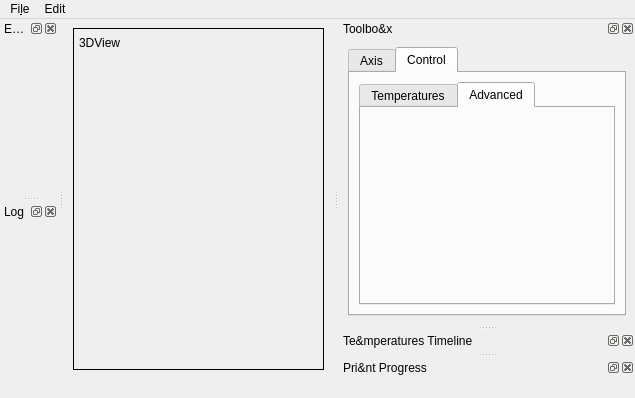
This is src/mainwindow.ui in KDE/atelier as Qt 5 draws it before an edit. The edited form follows.
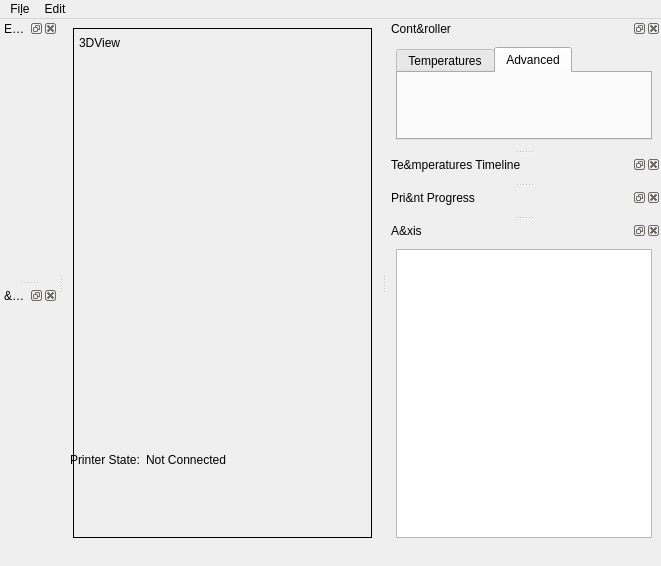
This is the edited form. The open tabs and pages were chosen to show the change. Custom widgets are drawn as their Qt base class.

Commit message:
Remove complexity on dock widget
Moved the Axis Pie and Controls(Temp/Advanced) to their
own widgets.
This give us a better management of the main window.

Add this new docks on the ui.rc file. And tabify them.

What changed in the file:
```diff
--- a/src/mainwindow.ui
+++ b/src/mainwindow.ui
@@ -6,8 +6,8 @@
    <rect>
     <x>0</x>
     <y>0</y>
-    <width>635</width>
-    <height>398</height>
+    <width>661</width>
+    <height>566</height>
    </rect>
   </property>
   <property name="windowTitle">
@@ -86,6 +86,12 @@
        <property name="sizeType">
         <enum>QSizePolicy::Expanding</enum>
        </property>
+       <property name="sizeHint" stdset="0">
+        <size>
+         <width>0</width>
+         <height>0</height>
+        </size>
+       </property>
       </spacer>
      </item>
     </layout>
@@ -96,7 +102,7 @@
     <rect>
      <x>0</x>
      <y>0</y>
-     <width>635</width>
+     <width>661</width>
      <height>30</height>
     </rect>
    </property>
@@ -124,7 +130,7 @@
   </widget>
   <widget class="QDockWidget" name="toolboxDockWidget">
    <property name="windowTitle">
-    <string>Toolbo&amp;x</string>
+    <string>Cont&amp;roller</string>
    </property>
    <attribute name="dockWidgetArea">
     <number>2</number>
@@ -136,58 +142,21 @@
        <property name="currentIndex">
         <number>0</number>
        </property>
-       <widget class="QWidget" name="axisTab">
+       <widget class="BedExtruderWidget" name="bedExtWidget">
         <attribute name="title">
-         <string>Axis</string>
+         <string>Temperatures</string>
         </attribute>
-        <layout class="QVBoxLayout" name="verticalLayout_5">
-         <item>
-          <widget class="AxisControl" name="axisViewWidget"/>
-         </item>
-        </layout>
        </widget>
        <widget class="QWidget" name="controlTab">
         <attribute name="title">
-         <string>Control</string>
+         <string>Advanced</string>
         </attribute>
         <layout class="QVBoxLayout" name="verticalLayout_4">
          <item>
-          <widget class="QTabWidget" name="controlTabWidget">
-           <property name="currentIndex">
-            <number>0</number>
-           </property>
-           <widget class="BedExtruderWidget" name="bedExtWidget">
-            <attribute name="title">
-             <string>Temperatures</string>
-            </attribute>
-           </widget>
-           <widget class="QWidget" name="printerAdvanced">
-            <attribute name="title">
-             <string>Advanced</string>
-            </attribute>
-            <layout class="QVBoxLayout" name="verticalLayout_6">
-             <item>
-              <widget class="PushGCodeWidget" name="pushGCodeWidget" native="true"/>
-             </item>
-             <item>
-              <widget class="RatesControlWidget" name="ratesControlWidget" native="true"/>
-             </item>
-             <item>
-              <spacer name="verticalSpacer">
-               <property name="orientation">
-                <enum>Qt::Vertical</enum>
-               </property>
-               <property name="sizeHint" stdset="0">
-                <size>
-                 <width>20</width>
-                 <height>40</height>
-                </size>
-               </property>
-              </spacer>
-             </item>
-            </layout>
-           </widget>
-          </widget>
+          <widget class="PushGCodeWidget" name="pushGCodeWidget" native="true"/>
+         </item>
+         <item>
+          <widget class="RatesControlWidget" name="ratesControlWidget" native="true"/>
          </item>
         </layout>
        </widget>
@@ -215,13 +184,13 @@
    <widget class="PrintProgressWidget" name="printProgressWidget"/>
   </widget>
   <widget class="QDockWidget" name="logDockWidget">
-   <property name="windowTitle">
-    <string>Log</string>
-   </property>
-    <property name="floating">
+   <property name="floating">
     <bool>true</bool>
    </property>
-   <property name="hidden">
+   <property name="windowTitle">
+    <string>&amp;Log</string>
+   </property>
+   <property name="hidden" stdset="0">
     <bool>true</bool>
    </property>
    <attribute name="dockWidgetArea">
@@ -229,7 +198,7 @@
    </attribute>
    <widget class="QWidget" name="logDockWidgetContents"/>
   </widget>
- <widget class="QStatusBar" name="statusBar">
+  <widget class="QStatusBar" name="statusBar">
    <property name="contextMenuPolicy">
     <enum>Qt::NoContextMenu</enum>
    </property>
@@ -237,6 +206,21 @@
     <bool>false</bool>
    </property>
   </widget>
+  <widget class="QDockWidget" name="axisDockWidget">
+   <property name="windowTitle">
+    <string>A&amp;xis</string>
+   </property>
+   <attribute name="dockWidgetArea">
+    <number>2</number>
+   </attribute>
+   <widget class="QWidget" name="dockWidgetContents_2">
+    <layout class="QGridLayout" name="gridLayout_2">
+     <item row="3" column="0" colspan="2">
+      <widget class="AxisControl" name="axisViewWidget"/>
+     </item>
+    </layout>
+   </widget>
+  </widget>
  </widget>
  <customwidgets>
   <customwidget>
```
Left out of the diff: 8 changed lines with no effect on the pictures. The commit also changes 2 other files.
